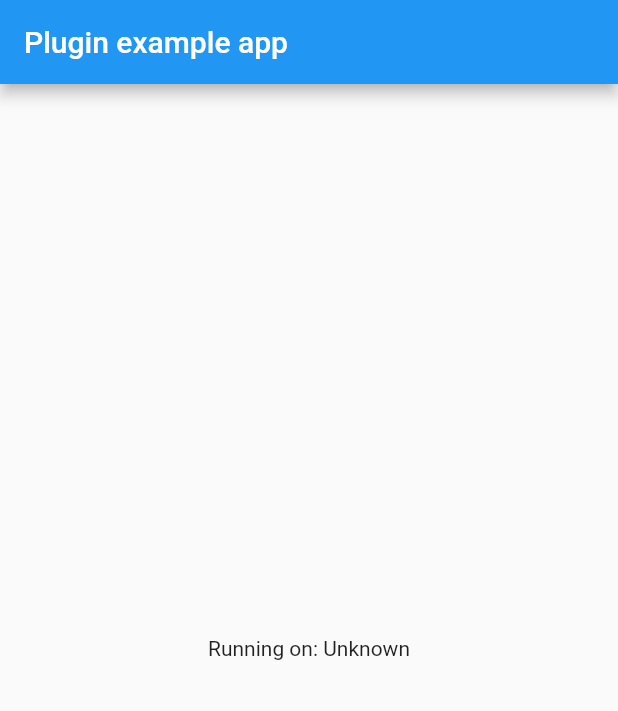
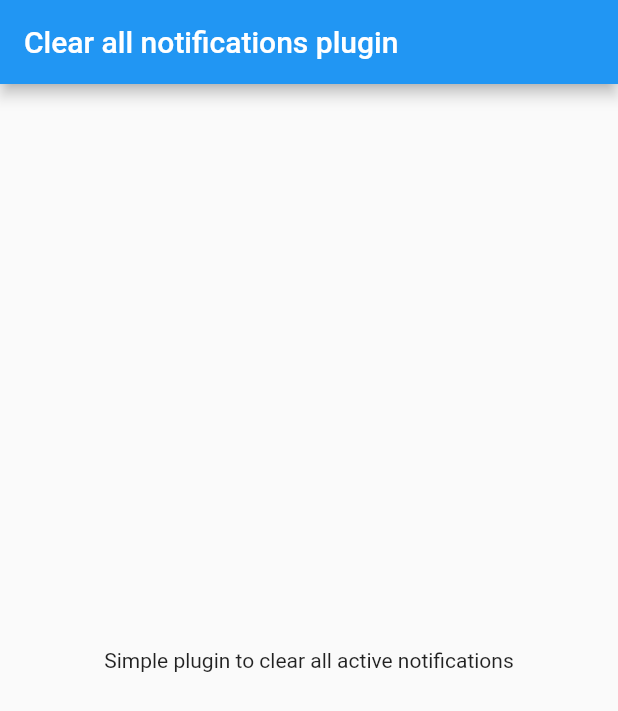
Before and after one commit to razmik-gharibyan/clear_all_notifications, a Flutter app: the screen it shows after launch, on a phone screen of 412 x 824 dp. Shown: the top 711 px of the screen. Run offline on Flutter 3.47's test engine with Material 2 defaults, Android fonts, the phone set to English and light mode, and no system bars.

```diff
--- a/example/lib/main.dart
+++ b/example/lib/main.dart
@@ -14,7 +14,6 @@ class MyApp extends StatefulWidget {
 }
 
 class _MyAppState extends State<MyApp> {
-  String _platformVersion = 'Unknown';
 
   @override
   void initState() {
@@ -23,7 +22,7 @@ class _MyAppState extends State<MyApp> {
   }
 
   Future<void> initClearNotificationsState() async {
-    await ClearAllNotifications.clear;
+    ClearAllNotifications.clear();
   }
 
   @override
@@ -31,10 +30,10 @@ class _MyAppState extends State<MyApp> {
     return MaterialApp(
       home: Scaffold(
         appBar: AppBar(
-          title: const Text('Plugin example app'),
+          title: const Text('Clear all notifications plugin'),
         ),
         body: Center(
-          child: Text('Running on: $_platformVersion\n'),
+          child: Text('Simple plugin to clear all active notifications'),
         ),
       ),
     );
--- a/lib/clear_all_notifications.dart
+++ b/lib/clear_all_notifications.dart
@@ -5,11 +5,7 @@ import 'package:flutter/services.dart';
 class ClearAllNotifications {
   static const MethodChannel _channel = const MethodChannel('clear_all_notifications');
 
-  static Future<void> get clear async {
-    try {
-      await _channel.invokeMethod('clear');
-    } catch (e) {
-      throw Exception('Cannot clear notifications');
-    }
+  static Future<void> clear() async {
+    await _channel.invokeMethod('clear');
   }
 }
```
Also changed, not shown: 1 other file.
